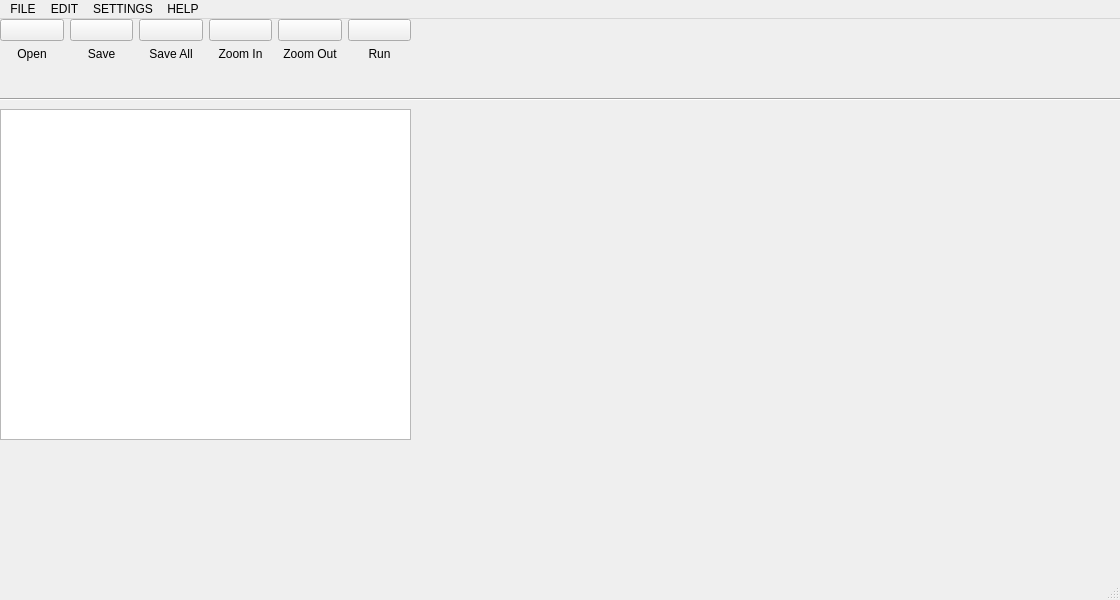
Old version of the form ride-gui/mainwindow.ui in the repository riolet/ride.
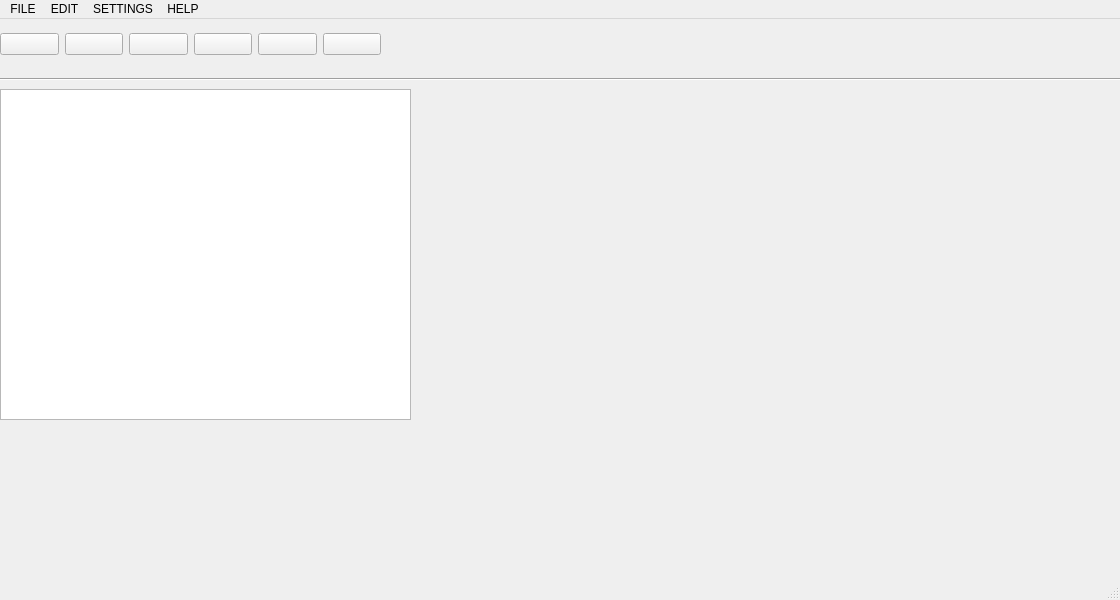
New version of the form. Icons and pictures are not drawn.

Commit message: Removed icon labels

```diff
--- a/ride-gui/mainwindow.ui
+++ b/ride-gui/mainwindow.ui
@@ -14,194 +14,11 @@
    <string>MainWindow</string>
   </property>
   <widget class="QWidget" name="centralwidget">
-   <widget class="QWidget" name="gridLayoutWidget">
-    <property name="geometry">
-     <rect>
-      <x>0</x>
-      <y>0</y>
-      <width>411</width>
-      <height>71</height>
-     </rect>
-    </property>
-    <layout class="QGridLayout" name="gridLayout">
-     <property name="leftMargin">
-      <number>0</number>
-     </property>
-     <item row="1" column="0">
-      <widget class="QPushButton" name="button_open">
-       <property name="text">
-        <string/>
-       </property>
-       <property name="icon">
-        <iconset resource="icons.qrc">
-         <normaloff>:/icons/folder32.png</normaloff>:/icons/folder32.png</iconset>
-       </property>
-       <property name="iconSize">
-        <size>
-         <width>32</width>
-         <height>32</height>
-        </size>
-       </property>
-       <property name="autoRepeatDelay">
-        <number>300</number>
-       </property>
-      </widget>
-     </item>
-     <item row="2" column="0">
-      <widget class="QLabel" name="label_open">
-       <property name="text">
-        <string>Open</string>
-       </property>
-       <property name="textFormat">
-        <enum>Qt::PlainText</enum>
-       </property>
-       <property name="alignment">
-        <set>Qt::AlignHCenter|Qt::AlignTop</set>
-       </property>
-      </widget>
-     </item>
-     <item row="1" column="1">
-      <widget class="QPushButton" name="button_save">
-       <property name="text">
-        <string/>
-       </property>
-       <property name="icon">
-        <iconset resource="icons.qrc">
-         <normaloff>:/icons/filesave.png</normaloff>:/icons/filesave.png</iconset>
-       </property>
-       <property name="iconSize">
-        <size>
-         <width>32</width>
-         <height>32</height>
-        </size>
-       </property>
-      </widget>
-     </item>
-     <item row="2" column="4">
-      <widget class="QLabel" name="label_zoom_out">
-       <property name="text">
-        <string>Zoom Out</string>
-       </property>
-       <property name="alignment">
-        <set>Qt::AlignHCenter|Qt::AlignTop</set>
-       </property>
-      </widget>
-     </item>
-     <item row="1" column="3">
-      <widget class="QPushButton" name="button_zoom_in">
-       <property name="text">
-        <string/>
-       </property>
-       <property name="icon">
-        <iconset resource="icons.qrc">
-         <normaloff>:/icons/zoomin.png</normaloff>:/icons/zoomin.png</iconset>
-       </property>
-       <property name="iconSize">
-        <size>
-         <width>32</width>
-         <height>32</height>
-        </size>
-       </property>
-      </widget>
-     </item>
-     <item row="1" column="2">
-      <widget class="QPushButton" name="button_saveall">
-       <property name="text">
-        <string/>
-       </property>
-       <property name="icon">
-        <iconset resource="icons.qrc">
-         <normaloff>:/icons/document_save_all.png</normaloff>:/icons/document_save_all.png</iconset>
-       </property>
-       <property name="iconSize">
-        <size>
-         <width>32</width>
-         <height>32</height>
-        </size>
-       </property>
-      </widget>
-     </item>
-     <item row="1" column="4">
-      <widget class="QPushButton" name="button_zoom_out">
-       <property name="text">
-        <string/>
-       </property>
-       <property name="icon">
-        <iconset resource="icons.qrc">
-         <normaloff>:/icons/zoomout.png</normaloff>:/icons/zoomout.png</iconset>
-       </property>
-       <property name="iconSize">
-        <size>
-         <width>32</width>
-         <height>32</height>
-        </size>
-       </property>
-      </widget>
-     </item>
-     <item row="2" column="1">
-      <widget class="QLabel" name="label_save">
-       <property name="text">
-        <string>Save</string>
-       </property>
-       <property name="alignment">
-        <set>Qt::AlignHCenter|Qt::AlignTop</set>
-       </property>
-      </widget>
-     </item>
-     <item row="1" column="5">
-      <widget class="QPushButton" name="button_run">
-       <property name="text">
-        <string/>
-       </property>
-       <property name="icon">
-        <iconset resource="icons.qrc">
-         <normaloff>:/icons/circleright32.png</normaloff>:/icons/circleright32.png</iconset>
-       </property>
-       <property name="iconSize">
-        <size>
-         <width>32</width>
-         <height>32</height>
-        </size>
-       </property>
-      </widget>
-     </item>
-     <item row="2" column="2">
-      <widget class="QLabel" name="label_save_all">
-       <property name="text">
-        <string>Save All</string>
-       </property>
-       <property name="alignment">
-        <set>Qt::AlignHCenter|Qt::AlignTop</set>
-       </property>
-      </widget>
-     </item>
-     <item row="2" column="3">
-      <widget class="QLabel" name="label_zoom_in">
-       <property name="text">
-        <string>Zoom In</string>
-       </property>
-       <property name="alignment">
-        <set>Qt::AlignHCenter|Qt::AlignTop</set>
-       </property>
-      </widget>
-     </item>
-     <item row="2" column="5">
-      <widget class="QLabel" name="label_run">
-       <property name="text">
-        <string>Run</string>
-       </property>
-       <property name="alignment">
-        <set>Qt::AlignHCenter|Qt::AlignTop</set>
-       </property>
-      </widget>
-     </item>
-    </layout>
-   </widget>
    <widget class="QTreeView" name="tree_project_directory">
     <property name="geometry">
      <rect>
       <x>0</x>
-      <y>90</y>
+      <y>70</y>
       <width>411</width>
       <height>331</height>
      </rect>
@@ -226,7 +43,7 @@
     <property name="geometry">
      <rect>
       <x>0</x>
-      <y>70</y>
+      <y>50</y>
       <width>1121</width>
       <height>20</height>
      </rect>
@@ -245,13 +62,130 @@
     <property name="geometry">
      <rect>
       <x>420</x>
-      <y>90</y>
+      <y>70</y>
       <width>691</width>
       <height>331</height>
      </rect>
     </property>
     <layout class="QHBoxLayout" name="horizontalLayout_scintilla"/>
    </widget>
+   <widget class="QWidget" name="horizontalLayoutWidget_2">
+    <property name="geometry">
+     <rect>
+      <x>0</x>
+      <y>0</y>
+      <width>381</width>
+      <height>51</height>
+     </rect>
+    </property>
+    <layout class="QHBoxLayout" name="horizontalLayout">
+     <item>
+      <widget class="QPushButton" name="button_open">
+       <property name="text">
+        <string/>
+       </property>
+       <property name="icon">
+        <iconset resource="icons.qrc">
+         <normaloff>:/icons/folder32.png</normaloff>:/icons/folder32.png</iconset>
+       </property>
+       <property name="iconSize">
+        <size>
+         <width>32</width>
+         <height>32</height>
+        </size>
+       </property>
+       <property name="autoRepeatDelay">
+        <number>300</number>
+       </property>
+      </widget>
+     </item>
+     <item>
+      <widget class="QPushButton" name="button_save">
+       <property name="text">
+        <string/>
+       </property>
+       <property name="icon">
+        <iconset resource="icons.qrc">
+         <normaloff>:/icons/filesave.png</normaloff>:/icons/filesave.png</iconset>
+       </property>
+       <property name="iconSize">
+        <size>
+         <width>32</width>
+         <height>32</height>
+        </size>
+       </property>
+      </widget>
+     </item>
+     <item>
+      <widget class="QPushButton" name="button_saveall">
+       <property name="text">
+        <string/>
+       </property>
+       <property name="icon">
+        <iconset resource="icons.qrc">
+         <normaloff>:/icons/document_save_all.png</normaloff>:/icons/document_save_all.png</iconset>
+       </property>
+       <property name="iconSize">
+        <size>
+         <width>32</width>
+         <height>32</height>
+        </size>
+       </property>
+      </widget>
+     </item>
+     <item>
+      <widget class="QPushButton" name="button_zoom_in">
+       <property name="text">
+        <string/>
+       </property>
+       <property name="icon">
+        <iconset resource="icons.qrc">
+         <normaloff>:/icons/zoomin.png</normaloff>:/icons/zoomin.png</iconset>
+       </property>
+       <property name="iconSize">
+        <size>
+         <width>32</width>
+         <height>32</height>
+        </size>
+       </property>
+      </widget>
+     </item>
+     <item>
+      <widget class="QPushButton" name="button_zoom_out">
+       <property name="text">
+        <string/>
+       </property>
+       <property name="icon">
+        <iconset resource="icons.qrc">
+         <normaloff>:/icons/zoomout.png</normaloff>:/icons/zoomout.png</iconset>
+       </property>
+       <property name="iconSize">
+        <size>
+         <width>32</width>
+         <height>32</height>
+        </size>
+       </property>
+      </widget>
+     </item>
+     <item>
+      <widget class="QPushButton" name="button_run">
+       <property name="text">
+        <string/>
+       </property>
+       <property name="icon">
+        <iconset resource="icons.qrc">
+         <normaloff>:/icons/circleright32.png</normaloff>:/icons/circleright32.png</iconset>
+       </property>
+       <property name="iconSize">
+        <size>
+         <width>32</width>
+         <height>32</height>
+        </size>
+       </property>
+      </widget>
+     </item>
+    </layout>
+   </widget>
   </widget>
   <widget class="QMenuBar" name="menubar">
    <property name="geometry">
```
